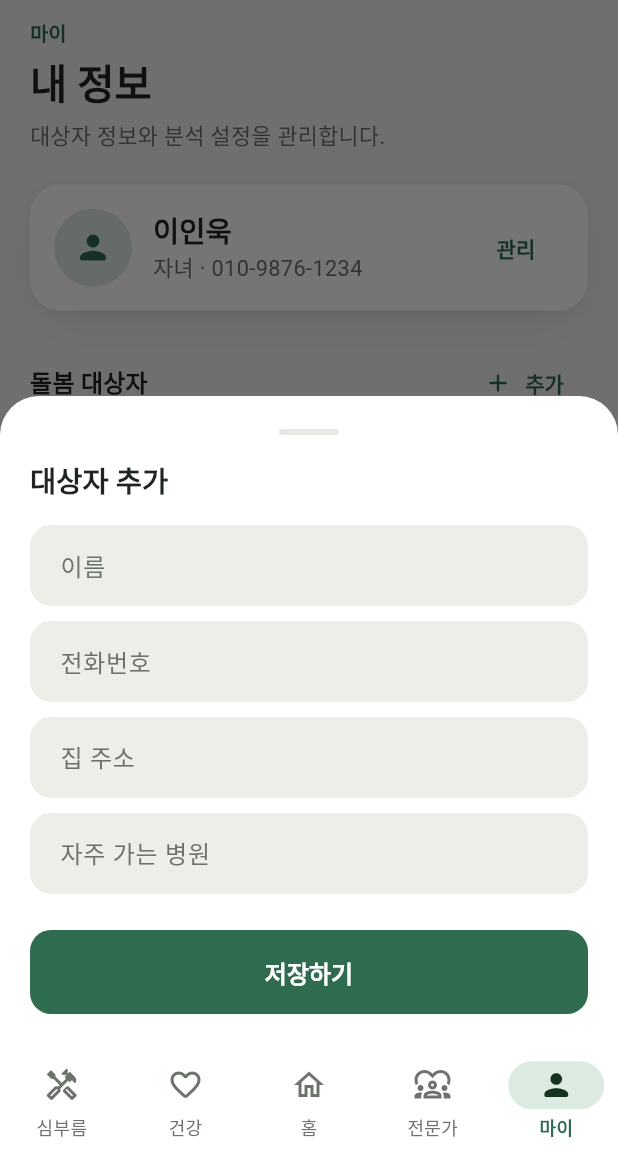
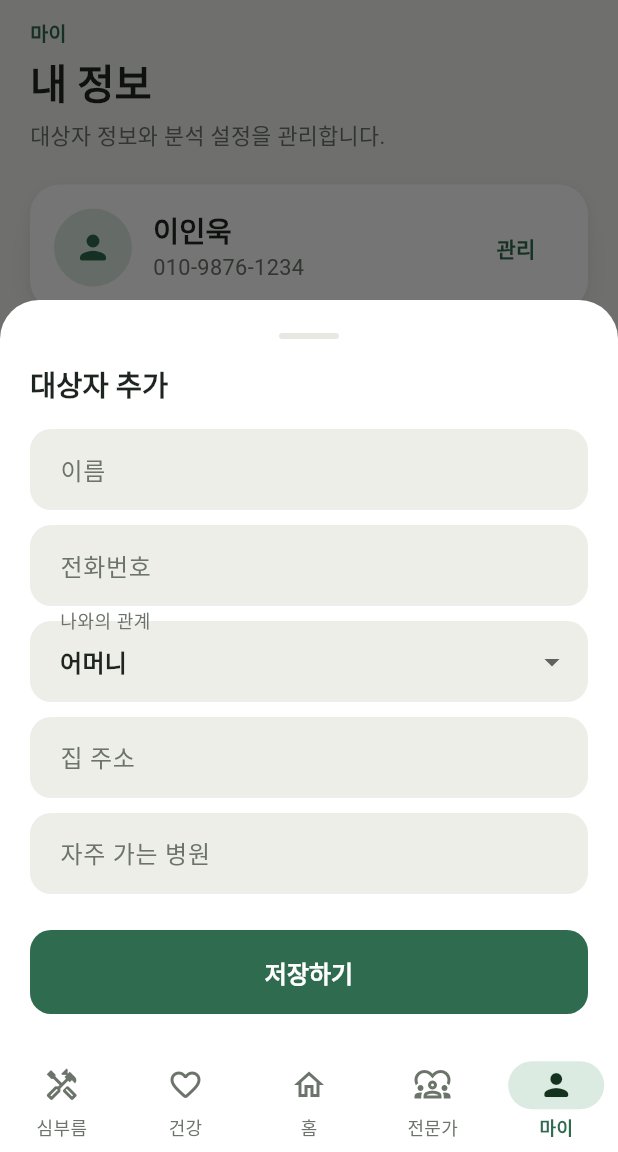
Before and after one commit to wookmin/minithon, a Flutter app: the MyPageScreen screen opened by its route, after a tap on "추가", on a phone screen of 412 x 824 dp, the part 84-1236 px from its top. Run offline on Flutter 3.47's test engine with Material 3 defaults, Android fonts, the phone set to English and light mode, and no system bars; our stand-ins replace flutter_dotenv, flutter_local_notifications, flutter_riverpod, go_router, shared_preferences, speech_to_text; accounts and stored records are empty; Roboto replaces fonts that are missing (Pretendard).

Commit message:
refactor: remove relationship field from MyProfile and add it to Recipient models

```diff
--- a/lib/features/care/care_models.dart
+++ b/lib/features/care/care_models.dart
@@ -5,6 +5,7 @@ class CareRecipient {
     required this.id,
     required this.name,
     required this.phoneNumber,
+    required this.relationship,
     required this.address,
     required this.favoriteHospital,
   });
@@ -14,6 +15,7 @@ class CareRecipient {
       id: json['id'] as String,
       name: json['name'] as String,
       phoneNumber: json['phoneNumber'] as String,
+      relationship: json['relationship'] as String? ?? '어머니',
       address: json['address'] as String,
       favoriteHospital: json['favoriteHospital'] as String,
     );
@@ -22,6 +24,7 @@ class CareRecipient {
   final String id;
   final String name;
   final String phoneNumber;
+  final String relationship;
   final String address;
   final String favoriteHospital;
 
@@ -30,6 +33,7 @@ class CareRecipient {
       'id': id,
       'name': name,
       'phoneNumber': phoneNumber,
+      'relationship': relationship,
       'address': address,
       'favoriteHospital': favoriteHospital,
     };
@@ -37,32 +41,21 @@ class CareRecipient {
 }
 
 class MyProfile {
-  const MyProfile({
-    required this.name,
-    required this.phoneNumber,
-    required this.relationship,
-  });
+  const MyProfile({required this.name, required this.phoneNumber});
 
   factory MyProfile.fromJson(Map<String, dynamic> json) {
     return MyProfile(
       name: json['name'] as String? ?? defaultMyProfile.name,
       phoneNumber:
           json['phoneNumber'] as String? ?? defaultMyProfile.phoneNumber,
-      relationship:
-          json['relationship'] as String? ?? defaultMyProfile.relationship,
     );
   }
 
   final String name;
   final String phoneNumber;
-  final String relationship;
 
   Map<String, dynamic> toJson() {
-    return {
-      'name': name,
-      'phoneNumber': phoneNumber,
-      'relationship': relationship,
-    };
+    return {'name': name, 'phoneNumber': phoneNumber};
   }
 }
 
@@ -166,16 +159,13 @@ const defaultCareRecipients = [
     id: 'recipient-1',
     name: '김순자',
     phoneNumber: '010-3245-7788',
+    relationship: '어머니',
     address: '전북특별자치도 남원시 향단로 10',
     favoriteHospital: '남원의료원',
   ),
 ];
 
-const defaultMyProfile = MyProfile(
-  name: '이인욱',
-  phoneNumber: '010-9876-1234',
-  relationship: '자녀',
-);
+const defaultMyProfile = MyProfile(name: '이인욱', phoneNumber: '010-9876-1234');
 
 const demoSchedules = [
   CareSchedule(
--- a/lib/features/my/my_page_screen.dart
+++ b/lib/features/my/my_page_screen.dart
@@ -53,7 +53,7 @@ class MyPageScreen extends ConsumerWidget {
                         ),
                         const SizedBox(height: 3),
                         Text(
-                          '${profile.relationship} · ${profile.phoneNumber}',
+                          profile.phoneNumber,
                           style: Theme.of(context).textTheme.bodyMedium,
                         ),
                       ],
@@ -168,31 +168,25 @@ class _MyProfileFormSheet extends ConsumerStatefulWidget {
 class _MyProfileFormSheetState extends ConsumerState<_MyProfileFormSheet> {
   late final TextEditingController _nameController;
   late final TextEditingController _phoneController;
-  late final TextEditingController _relationshipController;
 
   @override
   void initState() {
     super.initState();
     _nameController = TextEditingController(text: widget.profile.name);
     _phoneController = TextEditingController(text: widget.profile.phoneNumber);
-    _relationshipController = TextEditingController(
-      text: widget.profile.relationship,
-    );
   }
 
   @override
   void dispose() {
     _nameController.dispose();
     _phoneController.dispose();
-    _relationshipController.dispose();
     super.dispose();
   }
 
   Future<void> _save() async {
     final name = _nameController.text.trim();
     final phone = _phoneController.text.trim();
-    final relationship = _relationshipController.text.trim();
-    if ([name, phone, relationship].any((value) => value.isEmpty)) {
+    if ([name, phone].any((value) => value.isEmpty)) {
       ScaffoldMessenger.of(context)
         ..hideCurrentSnackBar()
         ..showSnackBar(const SnackBar(content: Text('모든 정보를 입력해주세요.')));
@@ -201,9 +195,7 @@ class _MyProfileFormSheetState extends ConsumerState<_MyProfileFormSheet> {
 
     await ref
         .read(myProfileProvider.notifier)
-        .save(
-          MyProfile(name: name, phoneNumber: phone, relationship: relationship),
-        );
+        .save(MyProfile(name: name, phoneNumber: phone));
     if (mounted) Navigator.of(context).pop();
   }
 
@@ -235,7 +227,6 @@ class _MyProfileFormSheetState extends ConsumerState<_MyProfileFormSheet> {
           const SizedBox(height: 16),
           _Field(controller: _nameController, label: '이름'),
           _Field(controller: _phoneController, label: '전화번호'),
-          _Field(controller: _relationshipController, label: '관계'),
           const SizedBox(height: 14),
           FilledButton(onPressed: _save, child: const Text('저장하기')),
         ],
@@ -260,7 +251,7 @@ class _RecipientCard extends StatelessWidget {
             children: [
               Expanded(
                 child: Text(
-                  recipient.name,
+                  '${recipient.name} · ${recipient.relationship}',
                   style: Theme.of(context).textTheme.titleLarge,
                 ),
               ),
@@ -353,10 +344,13 @@ class _RecipientFormSheet extends ConsumerStatefulWidget {
 }
 
 class _RecipientFormSheetState extends ConsumerState<_RecipientFormSheet> {
+  static const _relationshipOptions = ['어머니', '아버지', '배우자', '조부모', '기타'];
+
   late final TextEditingController _nameController;
   late final TextEditingController _phoneController;
   late final TextEditingController _addressController;
   late final TextEditingController _hospitalController;
+  late String _relationship;
 
   @override
   void initState() {
@@ -370,6 +364,7 @@ class _RecipientFormSheetState extends ConsumerState<_RecipientFormSheet> {
     _hospitalController = TextEditingController(
       text: recipient?.favoriteHospital ?? '',
     );
+    _relationship = recipient?.relationship ?? _relationshipOptions.first;
   }
 
   @override
@@ -399,6 +394,7 @@ class _RecipientFormSheetState extends ConsumerState<_RecipientFormSheet> {
           DateTime.now().microsecondsSinceEpoch.toString(),
       name: name,
       phoneNumber: phone,
+      relationship: _relationship,
       address: address,
       favoriteHospital: hospital,
     );
@@ -437,6 +433,19 @@ class _RecipientFormSheetState extends ConsumerState<_RecipientFormSheet> {
           const SizedBox(height: 16),
           _Field(controller: _nameController, label: '이름'),
           _Field(controller: _phoneController, label: '전화번호'),
+          DropdownButtonFormField<String>(
+            initialValue: _relationship,
+            decoration: const InputDecoration(labelText: '나와의 관계'),
+            items: [
+              for (final option in _relationshipOptions)
+                DropdownMenuItem(value: option, child: Text(option)),
+            ],
+            onChanged: (value) {
+              if (value == null) return;
+              setState(() => _relationship = value);
+            },
+          ),
+          const SizedBox(height: 10),
           _Field(controller: _addressController, label: '집 주소'),
           _Field(controller: _hospitalController, label: '자주 가는 병원'),
           const SizedBox(height: 14),
```
Also changed, not shown: 1 other file.
